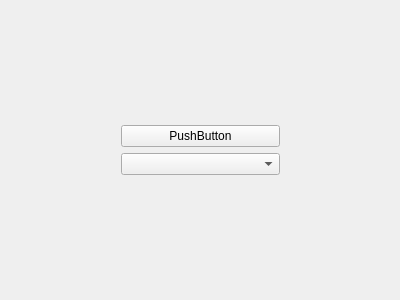
Before: the Qt Designer form client/mainwindow.ui in lev12/launcher, drawn with Qt 5.
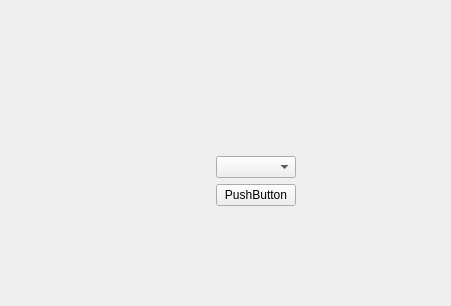
After: the same form once the commit is applied.

Patch:
```diff
--- a/client/mainwindow.ui
+++ b/client/mainwindow.ui
@@ -6,23 +6,34 @@
    <rect>
     <x>0</x>
     <y>0</y>
-    <width>400</width>
-    <height>300</height>
+    <width>451</width>
+    <height>306</height>
    </rect>
   </property>
   <property name="windowTitle">
    <string>MainWindow</string>
   </property>
   <widget class="QWidget" name="centralWidget">
-   <widget class="QWidget" name="horizontalLayoutWidget">
+   <widget class="QFrame" name="verticalFrame">
     <property name="geometry">
      <rect>
-      <x>10</x>
-      <y>9</y>
-      <width>381</width>
-      <height>281</height>
+      <x>90</x>
+      <y>90</y>
+      <width>331</width>
+      <height>181</height>
      </rect>
     </property>
+    <property name="autoFillBackground">
+     <bool>false</bool>
+    </property>
+    <property name="frameShadow">
+     <enum>QFrame::Sunken</enum>
+    </property>
+    <property name="lineWidth">
+     <number>-3</number>
+    </property>
+    <layout class="QVBoxLayout" name="verticalLayout_3">
+     <item>
     <layout class="QHBoxLayout" name="general">
      <item>
       <spacer name="horizontalSpacer_2">
@@ -30,7 +41,7 @@
         <enum>Qt::Horizontal</enum>
        </property>
        <property name="sizeType">
-        <enum>QSizePolicy::Fixed</enum>
+          <enum>QSizePolicy::Expanding</enum>
        </property>
        <property name="sizeHint" stdset="0">
         <size>
@@ -56,10 +67,14 @@
         </spacer>
        </item>
        <item>
+          <widget class="QFrame" name="frame">
         <layout class="QVBoxLayout" name="verticalLayout_2">
          <property name="sizeConstraint">
           <enum>QLayout::SetMaximumSize</enum>
          </property>
+            <item>
+             <widget class="QComboBox" name="comboBox"/>
+            </item>
          <item>
           <widget class="QPushButton" name="pushButton">
            <property name="text">
@@ -67,10 +82,8 @@
            </property>
           </widget>
          </item>
-         <item>
-          <widget class="QComboBox" name="comboBox"/>
-         </item>
-        </layout>
+           </layout>
+          </widget>
        </item>
        <item>
         <spacer name="verticalSpacer">
@@ -92,9 +105,6 @@
        <property name="orientation">
         <enum>Qt::Horizontal</enum>
        </property>
-       <property name="sizeType">
-        <enum>QSizePolicy::Fixed</enum>
-       </property>
        <property name="sizeHint" stdset="0">
         <size>
          <width>100</width>
@@ -102,6 +112,8 @@
         </size>
        </property>
       </spacer>
+       </item>
+      </layout>
      </item>
     </layout>
    </widget>
```
Lines whose indentation alone changed are shown as unchanged.
